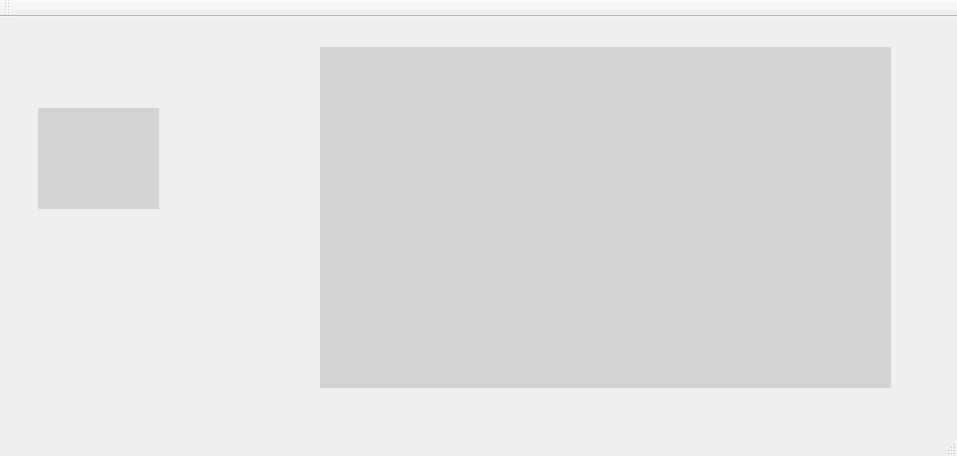
This is TPC/tpc.ui in lonnekje/TennisPi as Qt 5 draws it before an edit. The edited form follows.
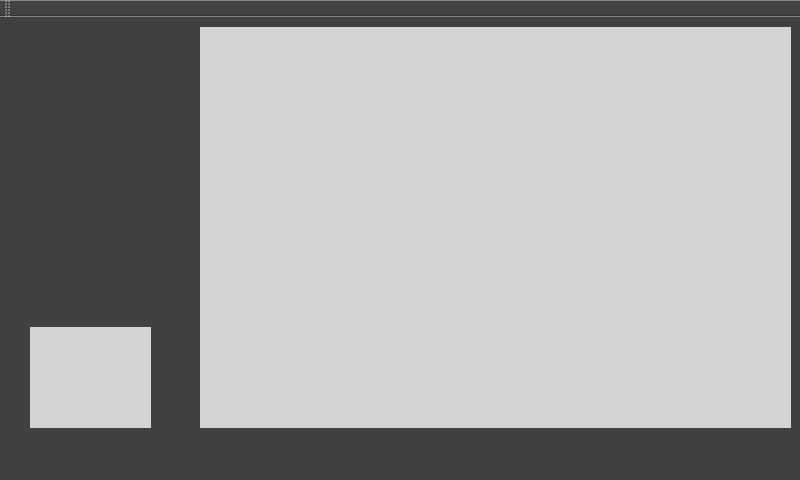
This is the edited form.

```diff
--- a/TPC/tpc.ui
+++ b/TPC/tpc.ui
@@ -6,19 +6,35 @@
    <rect>
     <x>0</x>
     <y>0</y>
-    <width>957</width>
-    <height>456</height>
+    <width>800</width>
+    <height>480</height>
    </rect>
   </property>
   <property name="windowTitle">
    <string>TPC</string>
   </property>
+  <property name="styleSheet">
+   <string notr="true">QPushButton {
+	border-style: outset;
+	background-color: &quot;red&quot;;
+	font: bold 14px;
+	color: rgb(225, 225, 225);
+	font: 11pt &quot;DejaVu Sans Mono&quot;;
+}
+QPushButton:pressed {
+	background-color: rgb(96, 208, 114);
+	border-style: inset;
+}
+QWidget{ 
+	background-color: rgb(65, 65, 65);
+}</string>
+  </property>
   <widget class="QWidget" name="centralWidget">
    <widget class="QLabel" name="Textlabel">
     <property name="geometry">
      <rect>
-      <x>38</x>
-      <y>91</y>
+      <x>30</x>
+      <y>310</y>
       <width>121</width>
       <height>101</height>
      </rect>
@@ -33,10 +49,10 @@
    <widget class="QLabel" name="imglabel">
     <property name="geometry">
      <rect>
-      <x>320</x>
-      <y>30</y>
-      <width>571</width>
-      <height>341</height>
+      <x>200</x>
+      <y>10</y>
+      <width>591</width>
+      <height>401</height>
      </rect>
     </property>
     <property name="styleSheet">
```
Left out of the diff: 2 changed lines with no effect on the pictures.
